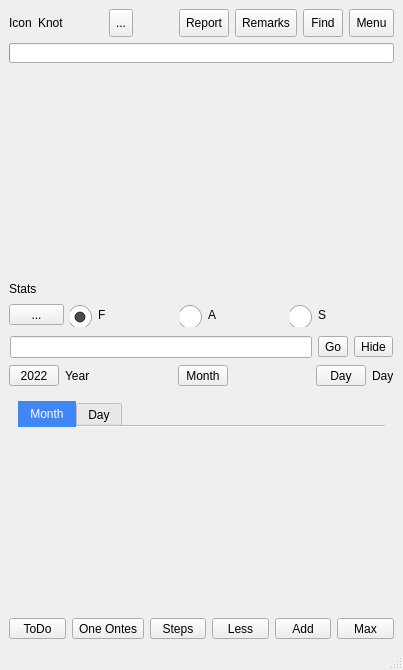
Above: mainwindow.ui from ic005k/Knot-Legacy before the change. Below: the same form after it.
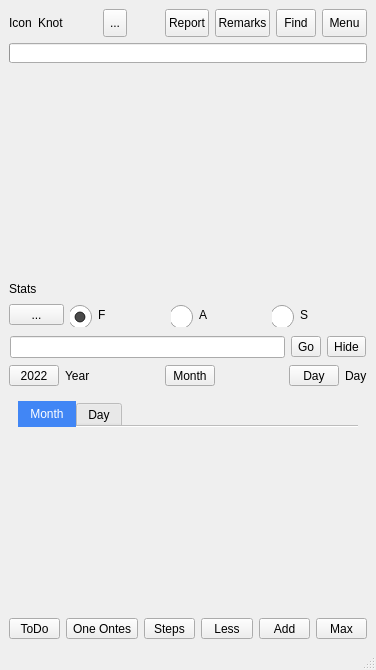
That is the form after the change. Icons and pictures are not drawn.

```diff
--- a/mainwindow.ui
+++ b/mainwindow.ui
@@ -6,7 +6,7 @@
    <rect>
     <x>0</x>
     <y>0</y>
-    <width>403</width>
+    <width>376</width>
     <height>670</height>
    </rect>
   </property>
```
Left out of the diff: 2 changed lines with no effect on the pictures.
